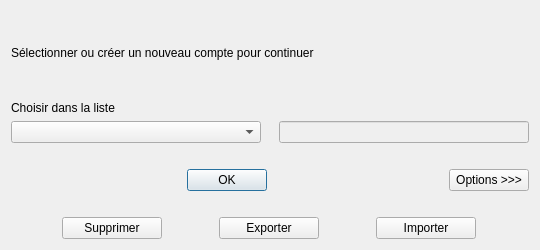
AdrienVR/ALT, file dep/UserWindow.ui: the form before one commit.
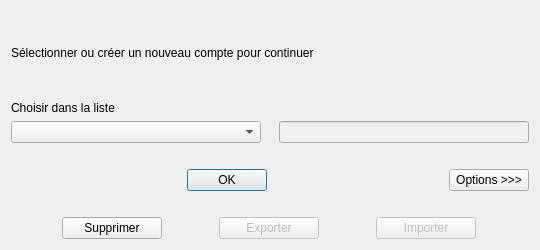
The form after the commit. Icons and pictures are not drawn.

```diff
--- a/dep/UserWindow.ui
+++ b/dep/UserWindow.ui
@@ -230,6 +230,9 @@
      </item>
      <item>
       <widget class="QPushButton" name="pushButtonExport">
+       <property name="enabled">
+        <bool>false</bool>
+       </property>
        <property name="maximumSize">
         <size>
          <width>100</width>
@@ -243,6 +246,9 @@
      </item>
      <item>
       <widget class="QPushButton" name="pushButtonImport">
+       <property name="enabled">
+        <bool>false</bool>
+       </property>
        <property name="maximumSize">
         <size>
          <width>100</width>
```
